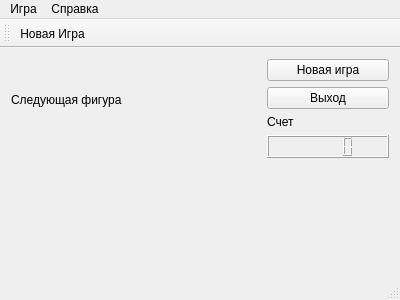
Old version of the form mainwindow.ui in the repository antoska53/Tetris.
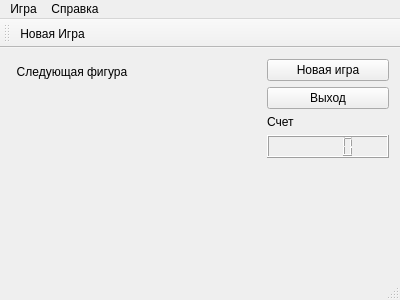
New version of the form. Custom widgets are drawn as their Qt base class.

```diff
--- a/mainwindow.ui
+++ b/mainwindow.ui
@@ -22,6 +22,9 @@
         <property name="text">
          <string>Следующая фигура</string>
         </property>
+        <property name="alignment">
+         <set>Qt::AlignCenter</set>
+        </property>
        </widget>
       </item>
       <item>
@@ -35,12 +38,12 @@
          <enum>Qt::Vertical</enum>
         </property>
         <property name="sizeType">
-         <enum>QSizePolicy::Minimum</enum>
+         <enum>QSizePolicy::Maximum</enum>
         </property>
         <property name="sizeHint" stdset="0">
          <size>
           <width>20</width>
-          <height>40</height>
+          <height>150</height>
          </size>
         </property>
        </spacer>
```
Left out of the diff: 25 changed lines with no effect on the pictures.
